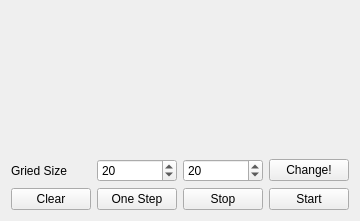
Qt form Life/widget.ui (tkubysheva/NSU-projects) before a commit.
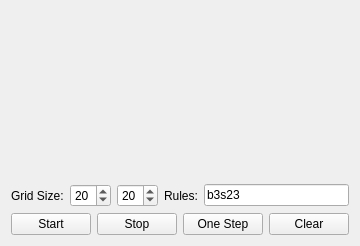
The same form after that commit.

Diff of the .ui file:
```diff
--- a/Life/widget.ui
+++ b/Life/widget.ui
@@ -6,8 +6,8 @@
    <rect>
     <x>0</x>
     <y>0</y>
-    <width>272</width>
-    <height>221</height>
+    <width>360</width>
+    <height>246</height>
    </rect>
   </property>
   <property name="windowTitle">
@@ -15,19 +15,13 @@
   </property>
   <layout class="QGridLayout" name="gridLayout">
    <item row="1" column="0">
-    <layout class="QVBoxLayout" name="verticalLayout_5"/>
-   </item>
-   <item row="0" column="0">
-    <layout class="QVBoxLayout" name="verticalLayout_4"/>
-   </item>
-   <item row="3" column="0">
-    <layout class="QVBoxLayout" name="verticalLayout_2">
+    <layout class="QVBoxLayout" name="verticalLayout">
      <item>
       <layout class="QHBoxLayout" name="horizontalLayout_2">
        <item>
-        <widget class="QLabel" name="label_2">
+        <widget class="QLabel" name="label">
          <property name="text">
-          <string>Gried Size</string>
+          <string>Grid Size:</string>
          </property>
         </widget>
        </item>
@@ -46,37 +40,23 @@
         </widget>
        </item>
        <item>
-        <widget class="QPushButton" name="change_size">
+        <widget class="QLabel" name="label_2">
          <property name="text">
-          <string>Change!</string>
+          <string>Rules:</string>
+         </property>
+        </widget>
+       </item>
+       <item>
+        <widget class="QLineEdit" name="rules">
+         <property name="text">
+          <string>b3s23</string>
          </property>
         </widget>
        </item>
       </layout>
      </item>
      <item>
-      <layout class="QHBoxLayout" name="horizontalLayout">
-       <item>
-        <widget class="QPushButton" name="clear">
-         <property name="text">
-          <string>Clear</string>
-         </property>
-        </widget>
-       </item>
-       <item>
-        <widget class="QPushButton" name="onestep">
-         <property name="text">
-          <string>One Step</string>
-         </property>
-        </widget>
-       </item>
-       <item>
-        <widget class="QPushButton" name="stop">
-         <property name="text">
-          <string>Stop</string>
-         </property>
-        </widget>
-       </item>
+      <layout class="QHBoxLayout" name="horizontalLayout_4">
        <item>
         <widget class="QPushButton" name="start">
          <property name="text">
@@ -84,11 +64,34 @@
          </property>
         </widget>
        </item>
+       <item>
+        <widget class="QPushButton" name="stop">
+         <property name="text">
+          <string>Stop</string>
+         </property>
+        </widget>
+       </item>
+       <item>
+        <widget class="QPushButton" name="one_step">
+         <property name="text">
+          <string>One Step</string>
+         </property>
+        </widget>
+       </item>
+       <item>
+        <widget class="QPushButton" name="clear">
+         <property name="text">
+          <string>Clear</string>
+         </property>
+        </widget>
+       </item>
       </layout>
      </item>
     </layout>
    </item>
-   <item row="2" column="0">
+   <item row="0" column="0">
+    <layout class="QHBoxLayout" name="horizontalLayout">
+     <item>
     <spacer name="verticalSpacer">
      <property name="orientation">
       <enum>Qt::Vertical</enum>
@@ -100,6 +103,8 @@
       </size>
      </property>
     </spacer>
+     </item>
+    </layout>
    </item>
   </layout>
  </widget>
```
Left out of the diff: 2 changed lines with no effect on the pictures. Lines whose indentation alone changed are shown as unchanged.
